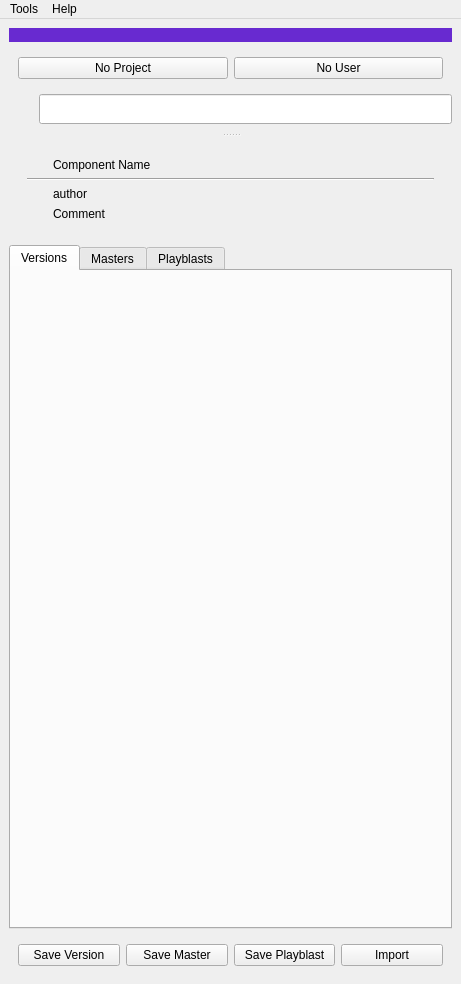
This is ui/pipeline_main_UI.ui in liorbenhorin/pipeline as Qt 5 draws it before an edit. The edited form follows.
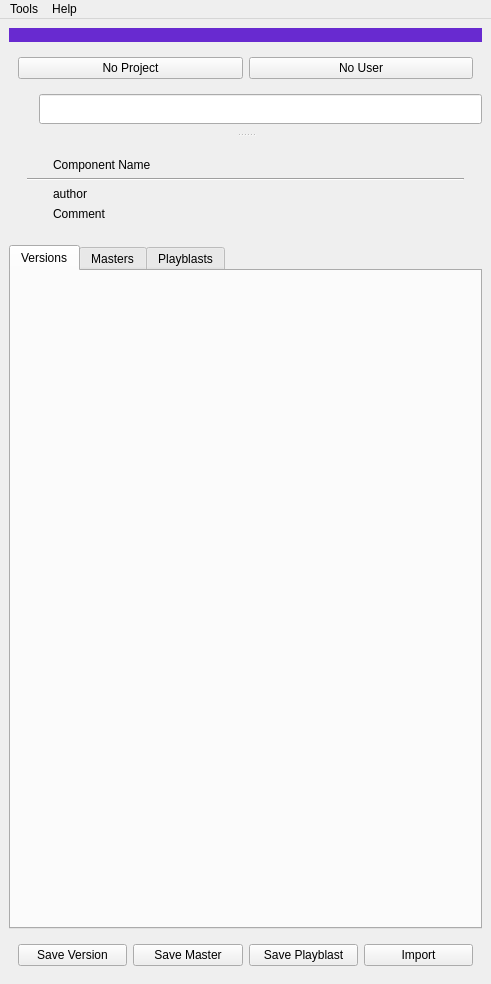
This is the edited form.

Patch:
```diff
--- a/ui/pipeline_main_UI.ui
+++ b/ui/pipeline_main_UI.ui
@@ -6,7 +6,7 @@
    <rect>
     <x>0</x>
     <y>0</y>
-    <width>461</width>
+    <width>491</width>
     <height>984</height>
    </rect>
   </property>
@@ -403,7 +403,7 @@
     <rect>
      <x>0</x>
      <y>0</y>
-     <width>461</width>
+     <width>491</width>
      <height>22</height>
     </rect>
    </property>
```
Left out of the diff: 2 changed lines with no effect on the pictures.
